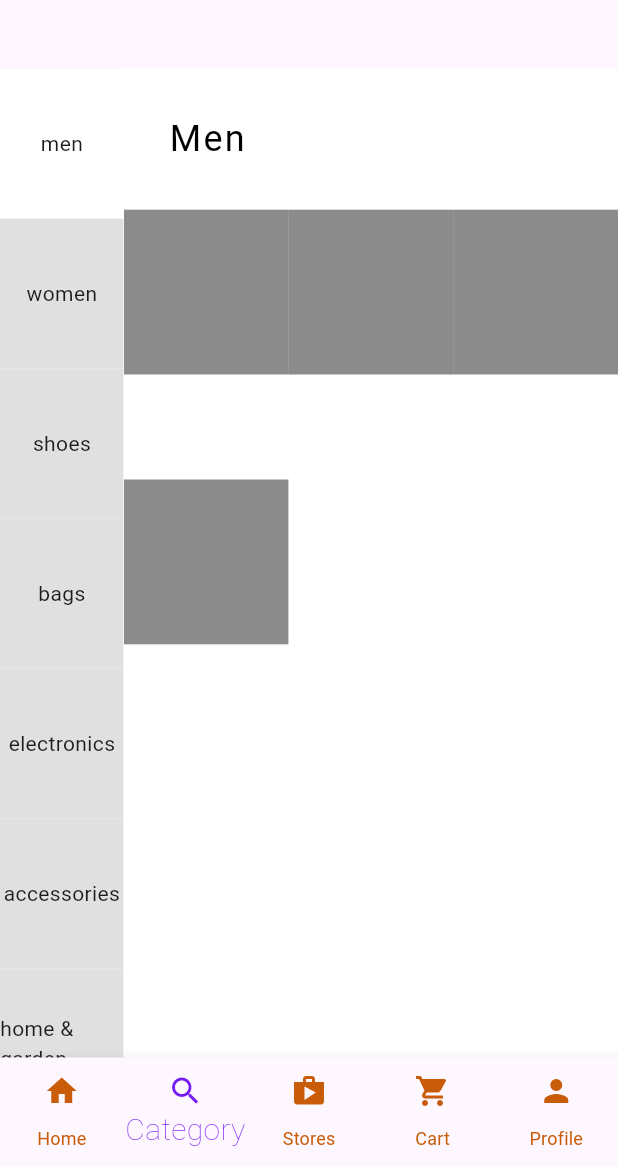
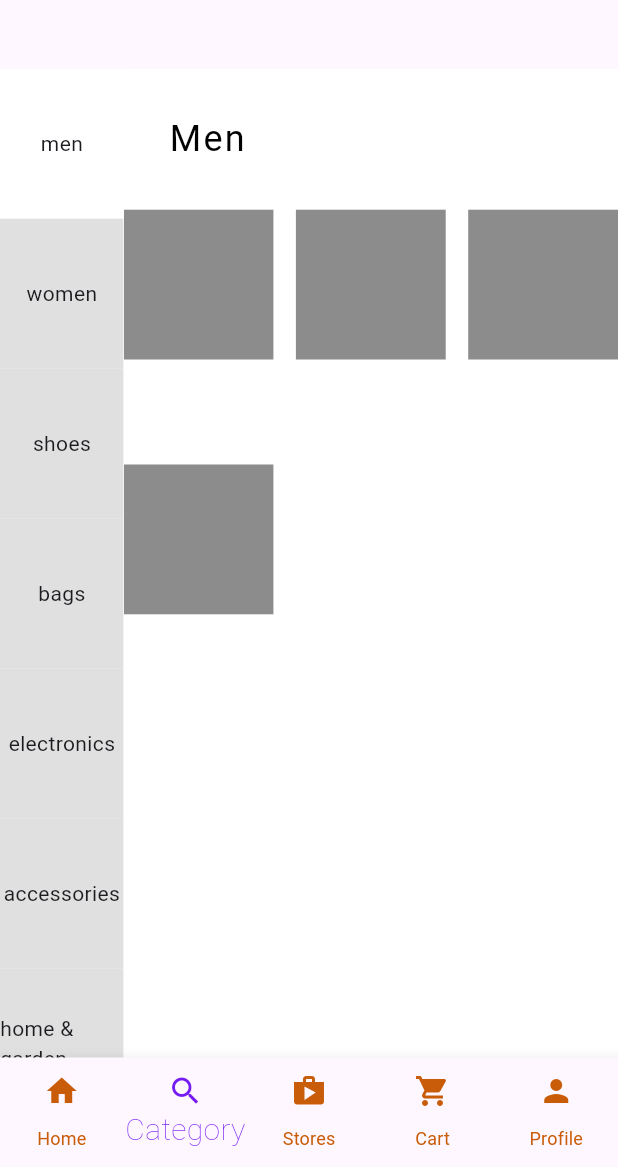
Before and after one commit to Devsaci/ecommerce_shams_app, a Flutter app: the screen it shows after launch, item 2 of the bottom bar chosen, on a phone screen of 412 x 824 dp, the part 69-1236 px from its top. Run offline on Flutter 3.47's test engine with Material 3 defaults, Android fonts, the phone set to English and light mode, and no system bars.

Commit message:
crossAxisSpacing: 15,

```diff
--- a/lib/categories/men_categ.dart
+++ b/lib/categories/men_categ.dart
@@ -24,6 +24,7 @@ class MenCategory extends StatelessWidget {
           child: GridView.count(
             crossAxisCount: 3,
             mainAxisSpacing: 70,
+            crossAxisSpacing: 15,
             children: List.generate(4, (index) {
               return Container(
                 color: Colors.black45,
```
